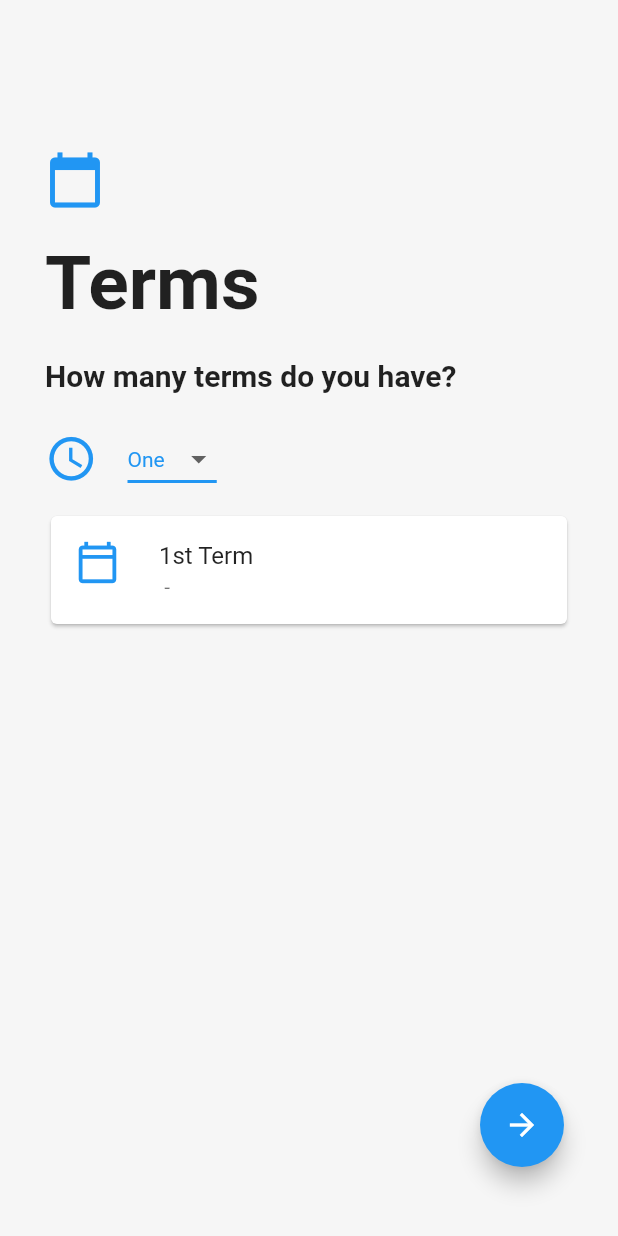
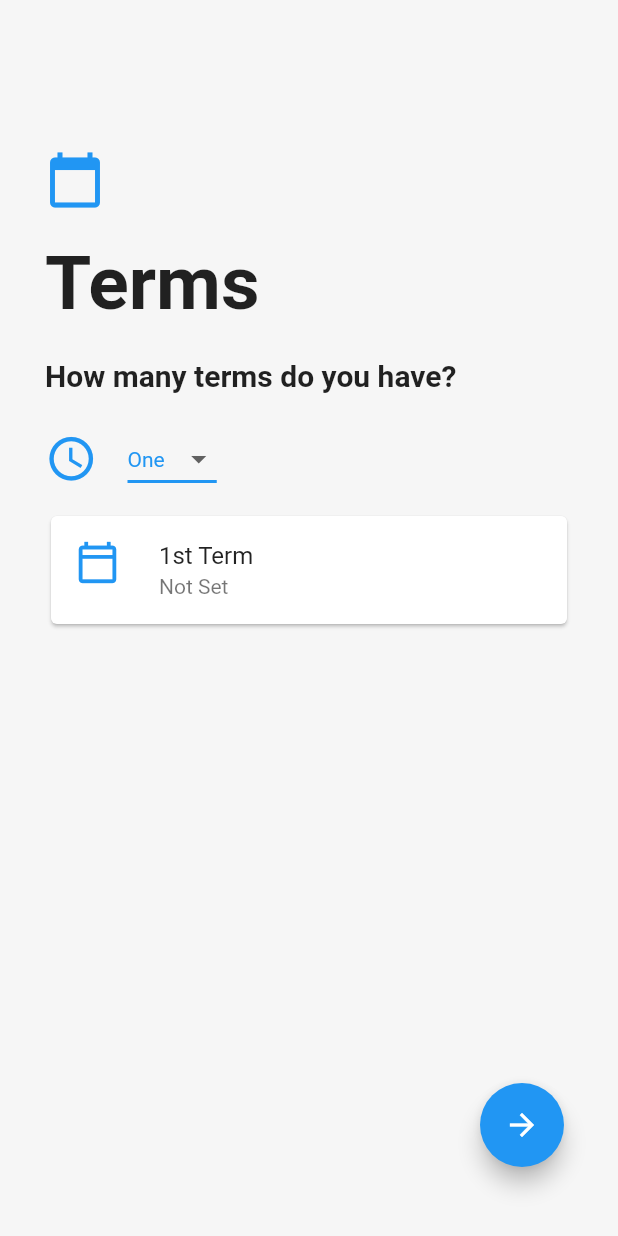
Before and after one commit to niths1271/College_Planner_App, a Flutter app: the SetupScreen screen opened by its route, on a phone screen of 412 x 824 dp. Run offline on Flutter 3.47's test engine with Material 2 defaults, Android fonts, the phone set to English and light mode, and no system bars; our stand-ins replace animated_text_kit, cloud_firestore, firebase_auth, firebase_core, google_fonts; accounts and stored records are empty.

Commit message:
31th DEC

```diff
--- a/lib/pages/setup_screen.dart
+++ b/lib/pages/setup_screen.dart
@@ -140,7 +140,7 @@ class _SetupScreenState extends State<SetupScreen> {
                    ListTile(
                      leading: Icon(Icons.calendar_today_outlined,size: 30, color: Colors.blue),
                      title: Text('${(i+1).toString()}${mapd[i]} Term'),
-                     subtitle: Text("${startdates[i]+" - "+enddates[i]}",),
+                     subtitle: Text("${(startdates[i]=='' || enddates[i]=='')?"Not Set":startdates[i]+" - "+enddates[i]}",),
                    ),
                  ],
                ),
```
